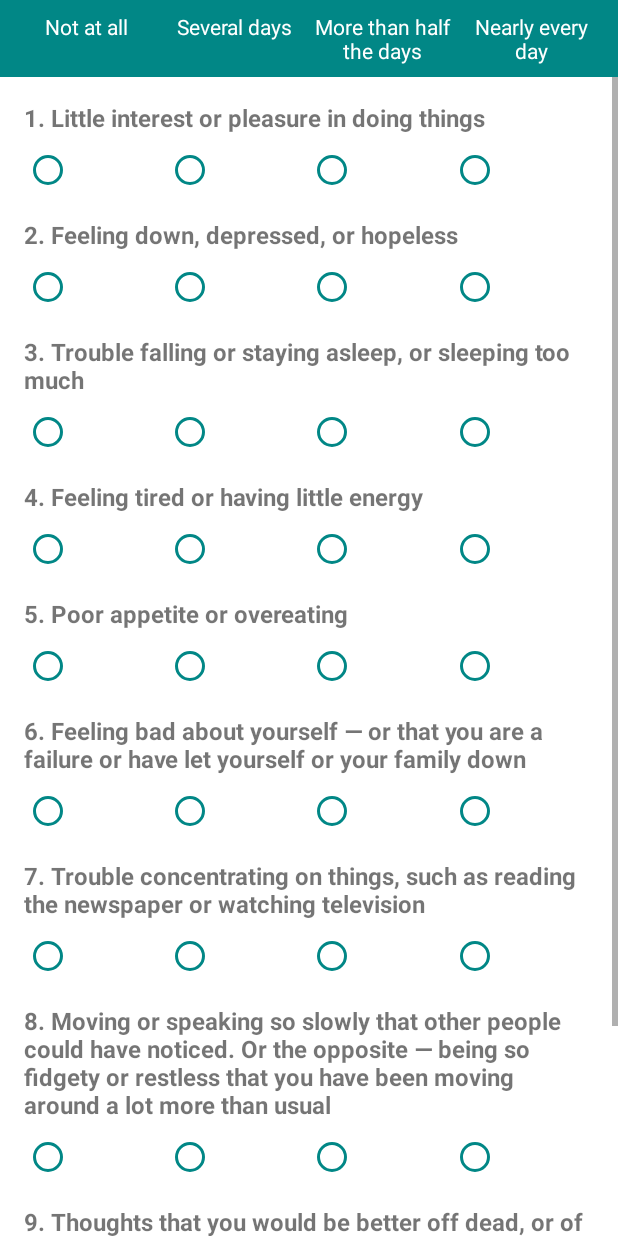
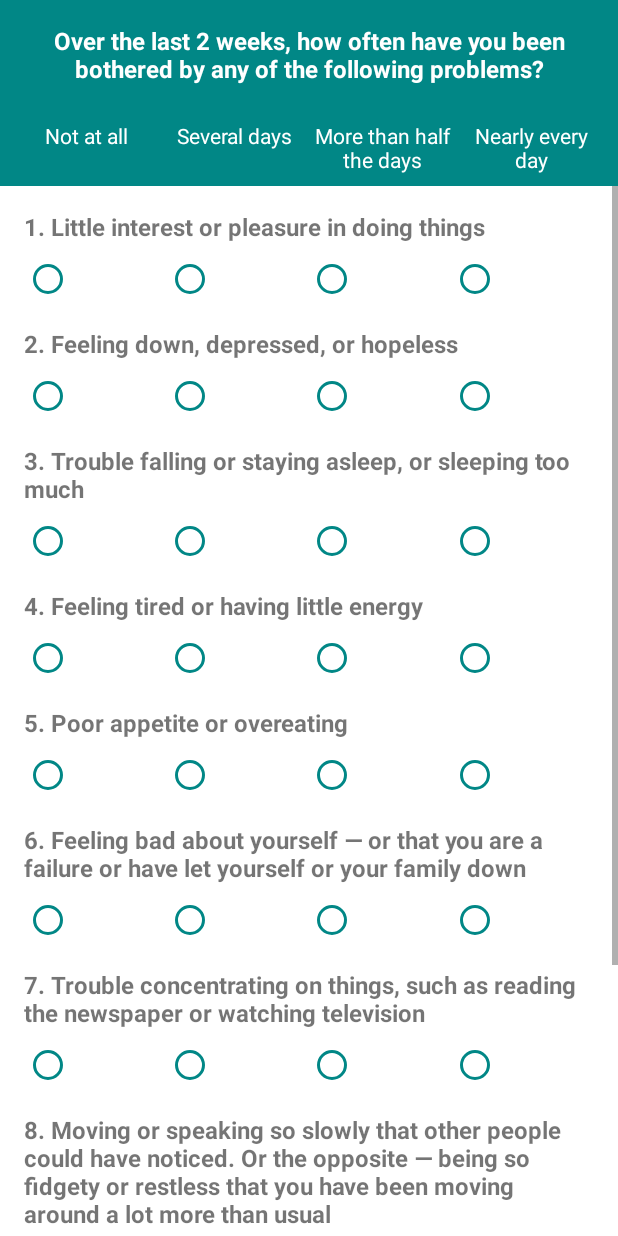
Before and after one commit to alifbinturjo/FeelWell, an Android app: the DepressionActivity screen opened directly, with no data from a screen before it, on a phone screen of 412 x 824 dp. Run offline under Robolectric (Android 15) with nearby library versions, the phone set to English and light mode, and no system bars.

Commit message:
Activities Added

```diff
--- a/app/src/main/java/com/example/feelwell/AssessmentActivity.java
+++ b/app/src/main/java/com/example/feelwell/DepressionActivity.java
@@ -7,7 +7,7 @@ import android.widget.RadioGroup;
 import android.widget.Toast;
 import androidx.appcompat.app.AppCompatActivity;
 
-public class AssessmentActivity extends AppCompatActivity {
+public class DepressionActivity extends AppCompatActivity {
 
     // Declare RadioGroups for all 9 questions
     private RadioGroup[] questionRadioGroups;
@@ -15,7 +15,7 @@ public class AssessmentActivity extends AppCompatActivity {
     @Override
     protected void onCreate(Bundle savedInstanceState) {
         super.onCreate(savedInstanceState);
-        setContentView(R.layout.activity_assessment);
+        setContentView(R.layout.activity_depression);
 
         // Initialize RadioGroups for all 9 questions
         questionRadioGroups = new RadioGroup[]{
@@ -48,7 +48,7 @@ public class AssessmentActivity extends AppCompatActivity {
 
             if (selectedId == -1) {
                 // If no option is selected, show an error message
-                Toast.makeText(AssessmentActivity.this, "Please answer all questions", Toast.LENGTH_SHORT).show();
+                Toast.makeText(DepressionActivity.this, "Please answer all questions", Toast.LENGTH_SHORT).show();
                 return;
             }
 
@@ -65,7 +65,7 @@ public class AssessmentActivity extends AppCompatActivity {
 
         // Display the result using a Toast message
         // Checking
-        Toast.makeText(AssessmentActivity.this, result, Toast.LENGTH_LONG).show();
+        Toast.makeText(DepressionActivity.this, result, Toast.LENGTH_LONG).show();
     }
 
     private String interpretDepressionScore(int totalScore) {
--- a/app/src/main/java/com/example/feelwell/MainActivity.java
+++ b/app/src/main/java/com/example/feelwell/MainActivity.java
@@ -30,8 +30,8 @@ public class MainActivity extends AppCompatActivity {
         takeAssessmentButton.setOnClickListener(new View.OnClickListener() {
             @Override
             public void onClick(View v) {
-                // Navigate to AssessmentActivity
-                Intent assessmentIntent = new Intent(MainActivity.this, AssessmentActivity.class);
+                // Navigate to DepressionActivity
+                Intent assessmentIntent = new Intent(MainActivity.this, DepressionActivity.class);
                 startActivity(assessmentIntent);
             }
         });
--- a/app/src/main/res/layout/activity_assessment.xml
+++ b/app/src/main/res/layout/activity_depression.xml
@@ -5,7 +5,19 @@
     android:layout_width="match_parent"
     android:layout_height="match_parent"
     android:orientation="vertical"
-    tools:context=".AssessmentActivity">
+    tools:context=".DepressionActivity">
+
+    <!-- Frozen Section: Instruction Text -->
+    <TextView
+        android:layout_width="match_parent"
+        android:layout_height="wrap_content"
+        android:text="Over the last 2 weeks, how often have you been bothered by any of the following problems?"
+        android:textSize="16sp"
+        android:textStyle="bold"
+        android:padding="16dp"
+        android:background="@color/teal_700"
+        android:textColor="@color/white"
+        android:gravity="center" />
 
     <!-- Top Bar (Frozen) -->
     <LinearLayout
```
Also changed, not shown: app/src/main/AndroidManifest.xml (+18 -3 lines), app/src/main/java/com/example/feelwell/AllOfTheAboveActivity.java (added, +24 -0 lines), app/src/main/java/com/example/feelwell/AnxietyActivity.java (added, +24 -0 lines), app/src/main/java/com/example/feelwell/LowSelfEsteemActivity.java (added, +24 -0 lines), app/src/main/java/com/example/feelwell/StressActivity.java (added, +24 -0 lines), app/src/main/res/layout/activity_all_of_the_above.xml (added, +10 -0 lines), app/src/main/res/layout/activity_anxiety.xml (added, +10 -0 lines), app/src/main/res/layout/activity_low_self_esteem.xml (added, +10 -0 lines), app/src/main/res/layout/activity_stress.xml (added, +10 -0 lines).
